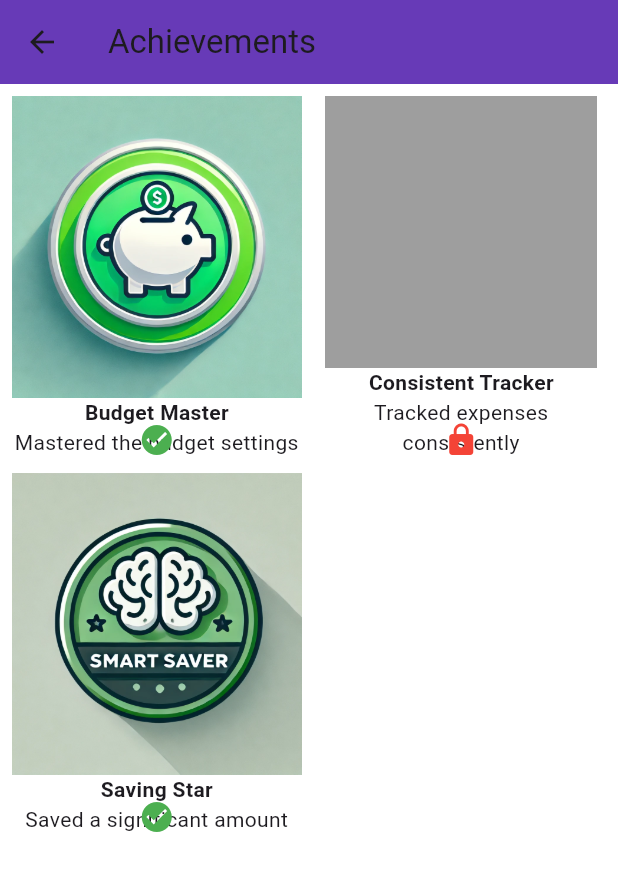
After one commit to Joxh99/SmartExpenseTracker, a Flutter app: the screen it shows after launch, after a tap on the "badge" icon, on a phone screen of 412 x 824 dp. The commit adds this screen. Shown: the top 871 px of the screen. Run offline on Flutter 3.47's test engine with Material 3 defaults, Android fonts, the phone set to English and light mode, and no system bars; our stand-ins replace fl_chart, hive, shared_preferences, sqflite, table_calendar; accounts and stored records are empty; generated files the repository leaves out were written again.

Commit message:
Added badge screen integration to home screen

```diff
--- /dev/null
+++ b/lib/badge_screen.dart
@@ -0,0 +1,61 @@
+import 'package:flutter/material.dart';
+
+class Badge {
+  final String title;
+  final String description;
+  final String iconPath;
+  final bool isUnlocked;
+
+  Badge({
+    required this.title,
+    required this.description,
+    required this.iconPath,
+    required this.isUnlocked,
+  });
+}
+
+class BadgeScreen extends StatelessWidget {
+  final List<Badge> badges = [
+    Badge(title: 'Budget Master', description: 'Mastered the budget settings', iconPath: 'assets/budget_master.png', isUnlocked: true),
+    Badge(title: 'Consistent Tracker', description: 'Tracked expenses consistently', iconPath: 'assets/consistent_tracker.png', isUnlocked: false),
+    Badge(title: 'Saving Star', description: 'Saved a significant amount', iconPath: 'assets/saving_star.png', isUnlocked: true),
+  ];
+
+  @override
+  Widget build(BuildContext context) {
+    return Scaffold(
+      appBar: AppBar(
+        title: Text('Achievements'),
+        backgroundColor: Colors.deepPurple,
+      ),
+      body: GridView.builder(
+        padding: EdgeInsets.all(8),
+        gridDelegate: SliverGridDelegateWithFixedCrossAxisCount(
+          crossAxisCount: 2,
+          crossAxisSpacing: 10,
+          mainAxisSpacing: 10,
+          childAspectRatio: 0.8,
+        ),
+        itemCount: badges.length,
+        itemBuilder: (context, index) {
+          final badge = badges[index];
+          return GridTile(
+            child: Column(
+              children: [
+                Expanded(
+                  child: Image.asset(badge.iconPath, fit: BoxFit.cover, color: badge.isUnlocked ? null : Colors.grey),
+                ),
+                Text(badge.title, style: TextStyle(fontWeight: FontWeight.bold)),
+                Text(badge.description, textAlign: TextAlign.center),
+              ],
+            ),
+            footer: badge.isUnlocked
+                ? Icon(Icons.check_circle, color: Colors.green)
+                : Icon(Icons.lock, color: Colors.red),
+          );
+        },
+      ),
+      backgroundColor: Colors.white,
+    );
+  }
+}
--- a/lib/home_screen.dart
+++ b/lib/home_screen.dart
@@ -1,6 +1,5 @@
 import 'package:flutter/material.dart';
 import 'package:sqflite/sqflite.dart';
-import 'package:path/path.dart' as p;
 import 'add_expense_screen.dart';
 import 'expense_chart.dart';
 import 'calendar_screen.dart';
@@ -14,6 +13,7 @@ import 'database_helper.dart';
 import 'package:pdf/widgets.dart' as pw;
 import 'dart:io';
 import 'package:path_provider/path_provider.dart';
+import 'Badge_screen.dart';
 
 class HomeScreen extends StatefulWidget {
   final Database database;
@@ -113,6 +113,16 @@ class _HomeScreenState extends State<HomeScreen> {
           IconButton(
             icon: const Icon(Icons.picture_as_pdf),
             onPressed: _showDownloadDialog,
+          ),
+          IconButton(
+            icon: const Icon(Icons.badge), // Use an appropriate icon for badges
+            onPressed: () {
+              Navigator.of(context).push(
+                MaterialPageRoute(
+                  builder: (context) => BadgeScreen(),
+                ),
+              );
+            },
           ),
           IconButton(
             icon: const Icon(Icons.settings),
--- a/pubspec.yaml
+++ b/pubspec.yaml
@@ -37,3 +37,6 @@ flutter:
   # Assets can be added here
   assets:
     - assets/logo.png
+    - assets/budget_master.png
+    - assets/consistent_tracker.png
+    - assets/saving_star.png
```
Also changed, not shown: assets/budget_master.png (added), assets/budget_saver.png (deleted), assets/consistent_tracker.png, assets/saving_star.png (added).
